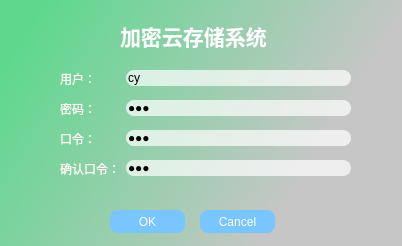
First picture: the form in CloudSys_Qt/login.ui, repository songzhj/CloudSys, before the edit.
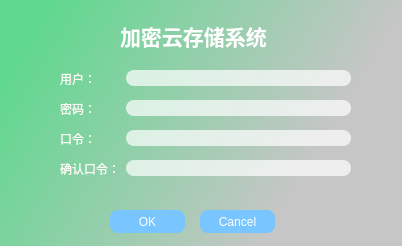
Second picture: the form after the edit.

Patch:
```diff
--- a/CloudSys_Qt/login.ui
+++ b/CloudSys_Qt/login.ui
@@ -100,7 +100,7 @@
 }</string>
       </property>
       <property name="text">
-       <string>cy</string>
+       <string/>
       </property>
       <property name="maxLength">
        <number>20</number>
@@ -139,7 +139,7 @@
        <set>Qt::ImhHiddenText|Qt::ImhNoAutoUppercase|Qt::ImhNoPredictiveText|Qt::ImhSensitiveData</set>
       </property>
       <property name="text">
-       <string>123</string>
+       <string/>
       </property>
       <property name="maxLength">
        <number>20</number>
@@ -175,7 +175,7 @@
 }</string>
       </property>
       <property name="text">
-       <string>123</string>
+       <string/>
       </property>
       <property name="maxLength">
        <number>20</number>
@@ -208,7 +208,7 @@
 }</string>
       </property>
       <property name="text">
-       <string>123</string>
+       <string/>
       </property>
       <property name="maxLength">
        <number>20</number>
```
